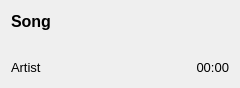
The window that include/songCard.ui (waveplough/MusicPlaylistManager) describes before a commit, drawn with Qt 5.
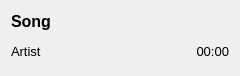
The same window after the commit. Icons and pictures are not drawn.

Commit message: added a ton of quality of life UI changes

Diff of the .ui file:
```diff
--- a/include/songCard.ui
+++ b/include/songCard.ui
@@ -7,7 +7,7 @@
     <x>0</x>
     <y>0</y>
     <width>240</width>
-    <height>80</height>
+    <height>76</height>
    </rect>
   </property>
   <property name="windowTitle">
@@ -72,13 +72,6 @@
      </item>
     </layout>
    </item>
-   <item>
-    <widget class="QLabel" name="label_sc_songImage">
-     <property name="text">
-      <string/>
-     </property>
-    </widget>
-   </item>
    <item>
     <layout class="QHBoxLayout" name="horizontalLayout_2">
      <item>
```
Left out of the diff: 5 changed lines with no effect on the pictures. The commit also changes 3 other files.
